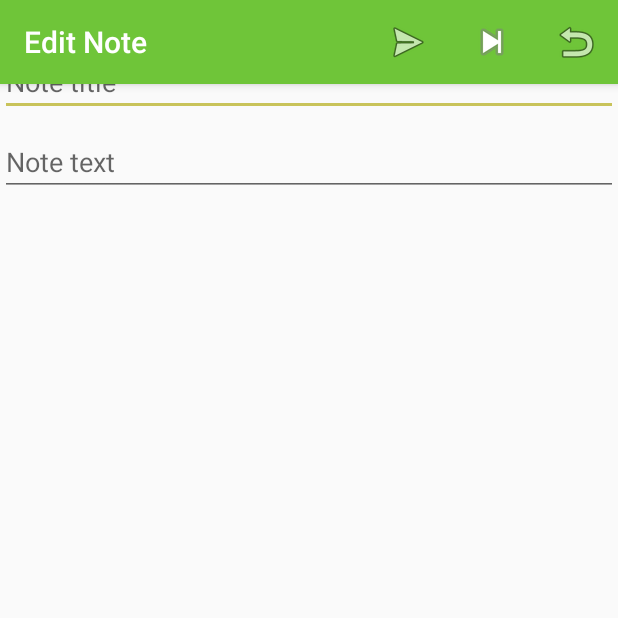
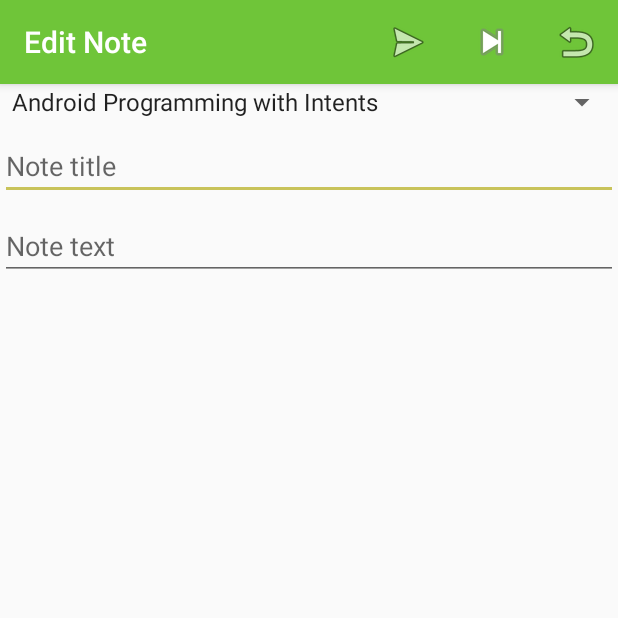
Before and after one commit to certified84/NoteKeeper, an Android app: the NoteActivity screen opened directly, with no data from a screen before it, on a phone screen of 412 x 824 dp, the top half of it. Run offline under Robolectric (Android 15) with nearby library versions, the phone set to English and light mode, and no system bars.

Commit message:
Second commit for content_note layout bug fix

```diff
--- a/app/src/main/res/layout/content_note.xml
+++ b/app/src/main/res/layout/content_note.xml
@@ -1,10 +1,10 @@
 <?xml version="1.0" encoding="utf-8"?>
-<androidx.constraintlayout.widget.ConstraintLayout
-    xmlns:android="http://schemas.android.com/apk/res/android"
+<androidx.constraintlayout.widget.ConstraintLayout xmlns:android="http://schemas.android.com/apk/res/android"
     xmlns:app="http://schemas.android.com/apk/res-auto"
     xmlns:tools="http://schemas.android.com/tools"
     android:layout_width="match_parent"
-    android:layout_height="match_parent">
+    android:layout_height="match_parent"
+    app:layout_behavior="@string/appbar_scrolling_view_behavior">
 
     <EditText
         android:id="@+id/text_note_title"
```
